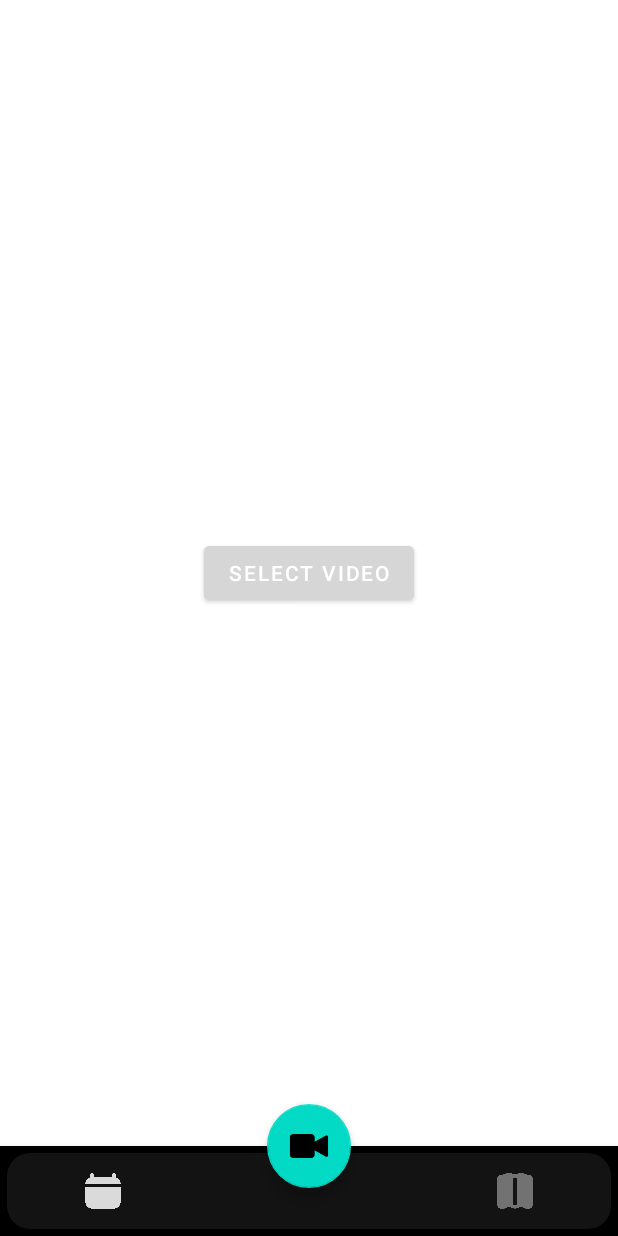
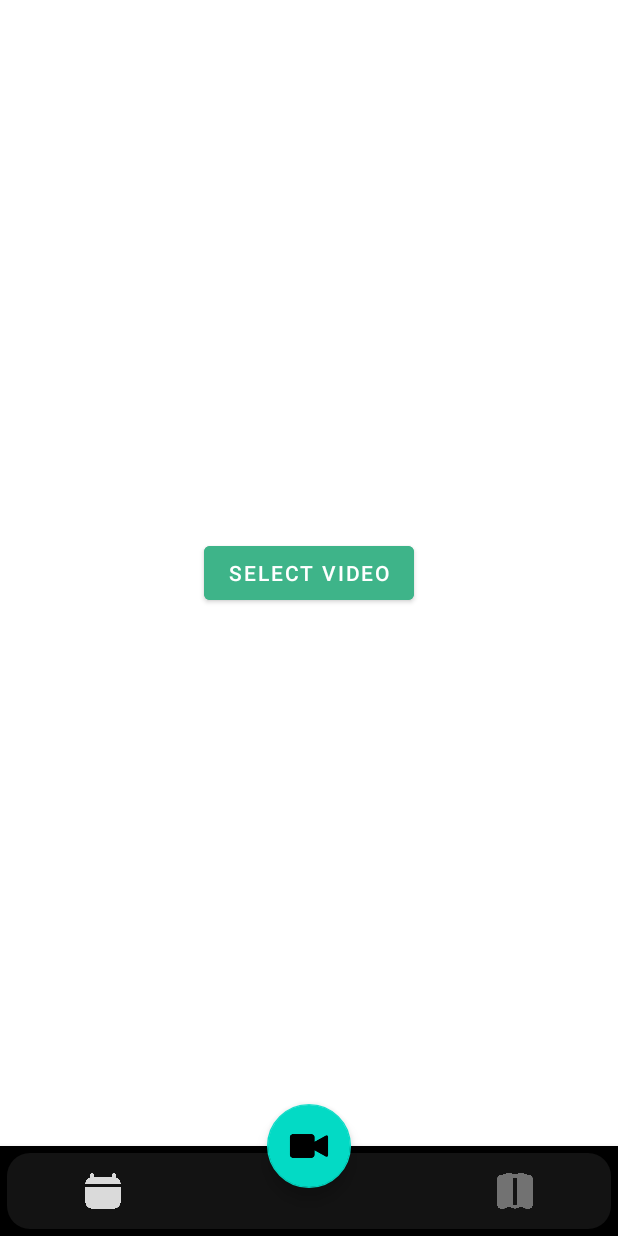
Before and after one commit to choyj0920/climbfeedback, an Android app: the fragment VideoFragment placed in its activity, on a phone screen of 412 x 824 dp. Run offline under Robolectric (Android 15) with nearby library versions, the phone set to English and light mode, and no system bars; our stand-ins replace navigation-ui.

Commit message:
Update colors.xml

```diff
--- a/app/src/main/res/values/colors.xml
+++ b/app/src/main/res/values/colors.xml
@@ -12,4 +12,6 @@
     <color name="mint">#64FFCE</color>
     <color name="white">#FFFFFFFF</color>
 
+    <color name="mintColor">#3EB489</color> <!-- 민트색 추가 -->
+
 </resources>
```
